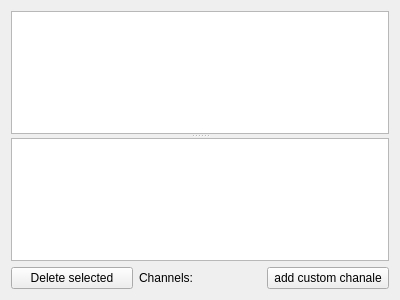
Sanya-123/STplot, file stplot-gui/widgets/ChannelsList/channels.ui: the form before one commit.
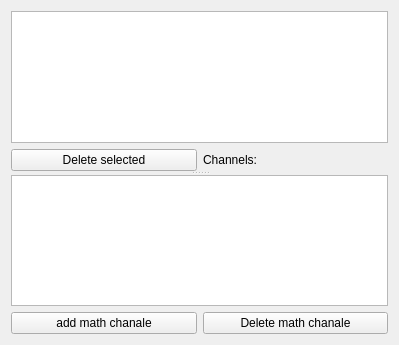
The form after the commit.

Commit message: add save math chanale

```diff
--- a/stplot-gui/widgets/ChannelsList/channels.ui
+++ b/stplot-gui/widgets/ChannelsList/channels.ui
@@ -6,22 +6,23 @@
    <rect>
     <x>0</x>
     <y>0</y>
-    <width>400</width>
-    <height>300</height>
+    <width>399</width>
+    <height>345</height>
    </rect>
   </property>
   <property name="windowTitle">
    <string>Form</string>
   </property>
-  <layout class="QGridLayout" name="gridLayout">
-   <item row="0" column="0" colspan="3">
+  <layout class="QGridLayout" name="gridLayout_3">
+   <item row="0" column="0">
     <widget class="QSplitter" name="splitter">
      <property name="orientation">
       <enum>Qt::Vertical</enum>
      </property>
+     <widget class="QWidget" name="">
+      <layout class="QGridLayout" name="gridLayout">
+       <item row="0" column="0" colspan="2">
      <widget class="QTreeView" name="treeView"/>
-     <widget class="QTreeView" name="treeView_customChanale"/>
-    </widget>
    </item>
    <item row="1" column="0">
     <widget class="QPushButton" name="pushButton_deleteChanale">
@@ -37,11 +38,29 @@
      </property>
     </widget>
    </item>
-   <item row="1" column="2">
-    <widget class="QPushButton" name="pushButton_addCustomChanale">
+      </layout>
+     </widget>
+     <widget class="QWidget" name="">
+      <layout class="QGridLayout" name="gridLayout_2">
+       <item row="0" column="0" colspan="2">
+        <widget class="QTreeView" name="treeView_customChanale"/>
+       </item>
+       <item row="1" column="0">
+        <widget class="QPushButton" name="pushButton_addMathChanale">
      <property name="text">
-      <string>add custom chanale</string>
-     </property>
+          <string>add math chanale</string>
+         </property>
+        </widget>
+       </item>
+       <item row="1" column="1">
+        <widget class="QPushButton" name="pushButton_deleteMathChanale">
+         <property name="text">
+          <string>Delete math chanale</string>
+         </property>
+        </widget>
+       </item>
+      </layout>
+     </widget>
     </widget>
    </item>
   </layout>
```
Lines whose indentation alone changed are shown as unchanged. The commit also changes 7 other files.
